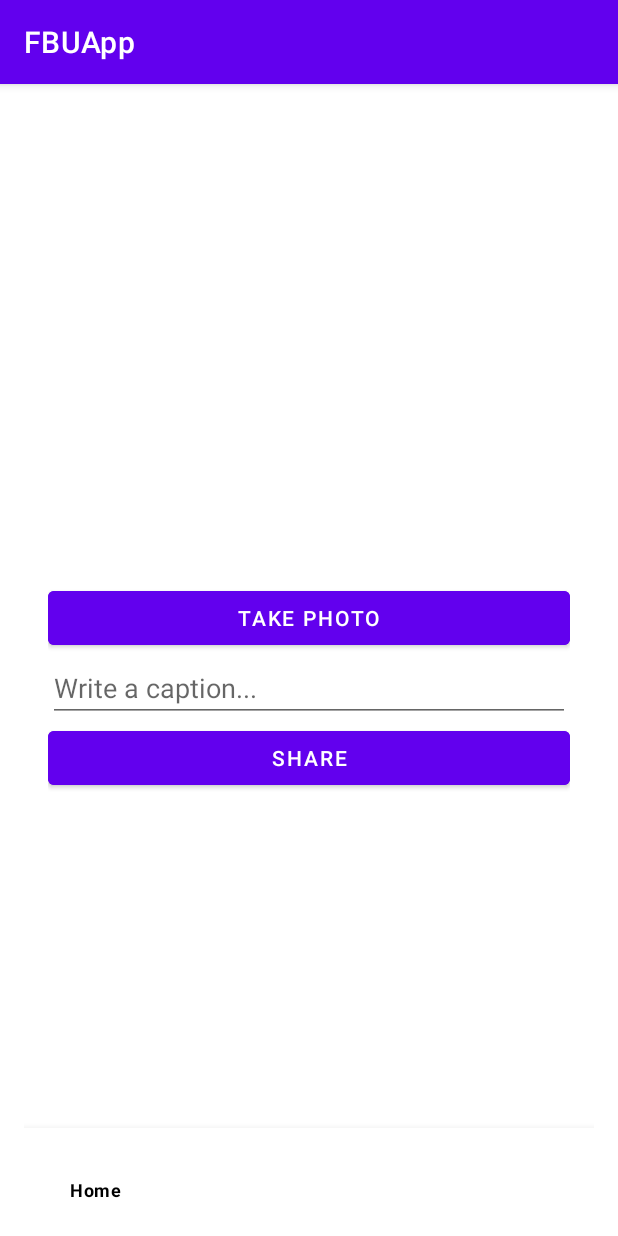
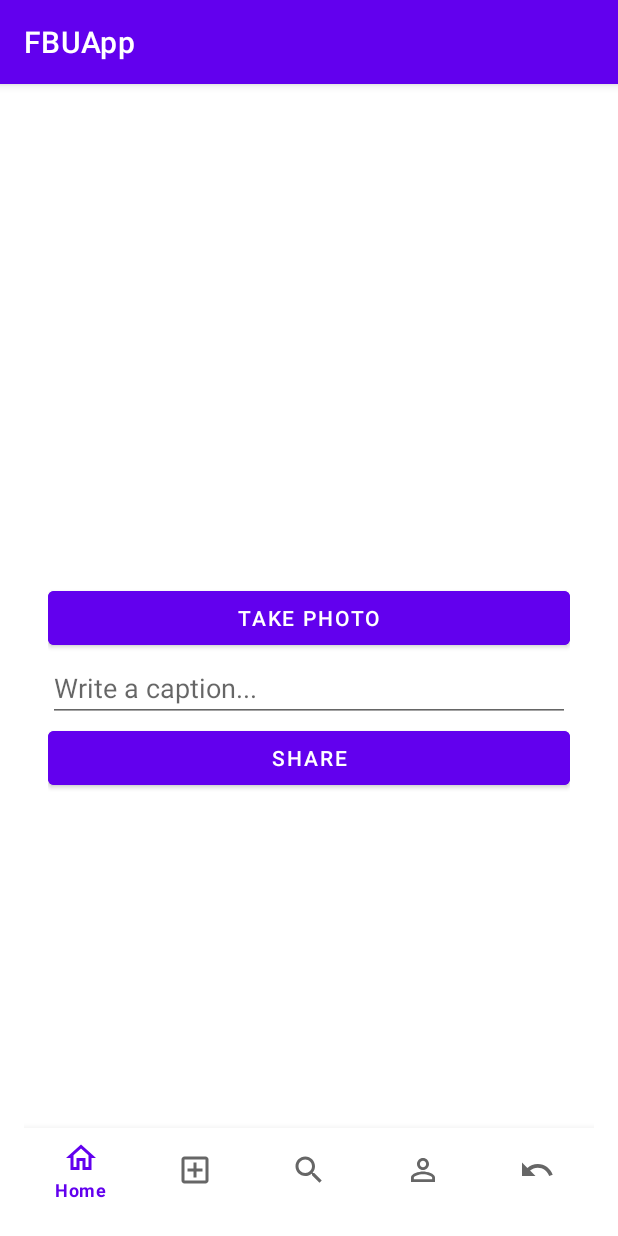
Before and after one commit to evaprakash/FBUApp, an Android app: the fragment ComposeFragment placed in its activity, on a phone screen of 412 x 824 dp. Run offline under Robolectric (Android 15) with nearby library versions, the phone set to English and light mode, and no system bars; libraries missing offline, so code that uses them is left out: com.parse, org.parceler; pictures from the network do not load; 6 statements that could not run were skipped.

Commit message:
Changed UI of bottom navigation bar, added search fragment, changed signup button, began likes code

```diff
--- a/app/src/main/java/com/example/fbuapp/MainActivity.java
+++ b/app/src/main/java/com/example/fbuapp/MainActivity.java
@@ -12,6 +12,7 @@ import android.view.MenuItem;
 import com.example.fbuapp.fragments.ComposeFragment;
 import com.example.fbuapp.fragments.PostsFragment;
 import com.example.fbuapp.fragments.ProfileFragment;
+import com.example.fbuapp.fragments.SearchFragment;
 import com.google.android.material.bottomnavigation.BottomNavigationView;
 import com.parse.ParseUser;
 
@@ -42,6 +43,9 @@ public class MainActivity extends AppCompatActivity {
                     case R.id.action_compose:
                         fragment = new ComposeFragment();
                         break;
+                    case R.id.action_search:
+                        fragment = new SearchFragment();
+                        break;
                     case R.id.action_profile:
                         fragment = new ProfileFragment();
                         break;
--- /dev/null
+++ b/app/src/main/res/drawable/ic_baseline_favorite_24.xml
@@ -0,0 +1,10 @@
+<vector xmlns:android="http://schemas.android.com/apk/res/android"
+    android:width="24dp"
+    android:height="24dp"
+    android:viewportWidth="24"
+    android:viewportHeight="24"
+    android:tint="?attr/colorControlNormal">
+  <path
+      android:fillColor="@android:color/white"
+      android:pathData="M12,21.35l-1.45,-1.32C5.4,15.36 2,12.28 2,8.5 2,5.42 4.42,3 7.5,3c1.74,0 3.41,0.81 4.5,2.09C13.09,3.81 14.76,3 16.5,3 19.58,3 22,5.42 22,8.5c0,3.78 -3.4,6.86 -8.55,11.54L12,21.35z"/>
+</vector>
--- /dev/null
+++ b/app/src/main/res/drawable/ic_baseline_person_outline_24.xml
@@ -0,0 +1,10 @@
+<vector xmlns:android="http://schemas.android.com/apk/res/android"
+    android:width="24dp"
+    android:height="24dp"
+    android:viewportWidth="24"
+    android:viewportHeight="24"
+    android:tint="?attr/colorControlNormal">
+  <path
+      android:fillColor="@android:color/white"
+      android:pathData="M12,5.9c1.16,0 2.1,0.94 2.1,2.1s-0.94,2.1 -2.1,2.1S9.9,9.16 9.9,8s0.94,-2.1 2.1,-2.1m0,9c2.97,0 6.1,1.46 6.1,2.1v1.1L5.9,18.1L5.9,17c0,-0.64 3.13,-2.1 6.1,-2.1M12,4C9.79,4 8,5.79 8,8s1.79,4 4,4 4,-1.79 4,-4 -1.79,-4 -4,-4zM12,13c-2.67,0 -8,1.34 -8,4v3h16v-3c0,-2.66 -5.33,-4 -8,-4z"/>
+</vector>
--- /dev/null
+++ b/app/src/main/res/drawable/ic_baseline_search_24.xml
@@ -0,0 +1,10 @@
+<vector xmlns:android="http://schemas.android.com/apk/res/android"
+    android:width="24dp"
+    android:height="24dp"
+    android:viewportWidth="24"
+    android:viewportHeight="24"
+    android:tint="?attr/colorControlNormal">
+  <path
+      android:fillColor="@android:color/white"
+      android:pathData="M15.5,14h-0.79l-0.28,-0.27C15.41,12.59 16,11.11 16,9.5 16,5.91 13.09,3 9.5,3S3,5.91 3,9.5 5.91,16 9.5,16c1.61,0 3.09,-0.59 4.23,-1.57l0.27,0.28v0.79l5,4.99L20.49,19l-4.99,-5zM9.5,14C7.01,14 5,11.99 5,9.5S7.01,5 9.5,5 14,7.01 14,9.5 11.99,14 9.5,14z"/>
+</vector>
--- /dev/null
+++ b/app/src/main/res/drawable/ic_outline_add_box_24.xml
@@ -0,0 +1,10 @@
+<vector xmlns:android="http://schemas.android.com/apk/res/android"
+    android:width="24dp"
+    android:height="24dp"
+    android:viewportWidth="24"
+    android:viewportHeight="24"
+    android:tint="?attr/colorControlNormal">
+  <path
+      android:fillColor="@android:color/white"
+      android:pathData="M19,3L5,3c-1.11,0 -2,0.9 -2,2v14c0,1.1 0.89,2 2,2h14c1.1,0 2,-0.9 2,-2L21,5c0,-1.1 -0.9,-2 -2,-2zM19,19L5,19L5,5h14v14zM11,17h2v-4h4v-2h-4L13,7h-2v4L7,11v2h4z"/>
+</vector>
--- /dev/null
+++ b/app/src/main/res/drawable/ic_outline_home_24.xml
@@ -0,0 +1,10 @@
+<vector xmlns:android="http://schemas.android.com/apk/res/android"
+    android:width="24dp"
+    android:height="24dp"
+    android:viewportWidth="24"
+    android:viewportHeight="24"
+    android:tint="?attr/colorControlNormal">
+  <path
+      android:fillColor="@android:color/white"
+      android:pathData="M12,5.69l5,4.5V18h-2v-6H9v6H7v-7.81l5,-4.5M12,3L2,12h3v8h6v-6h2v6h6v-8h3L12,3z"/>
+</vector>
--- /dev/null
+++ b/app/src/main/res/drawable/ic_outline_undo_24.xml
@@ -0,0 +1,10 @@
+<vector xmlns:android="http://schemas.android.com/apk/res/android"
+    android:width="24dp"
+    android:height="24dp"
+    android:viewportWidth="24"
+    android:viewportHeight="24"
+    android:tint="?attr/colorControlNormal">
+  <path
+      android:fillColor="@android:color/white"
+      android:pathData="M12.5,8c-2.65,0 -5.05,0.99 -6.9,2.6L2,7v9h9l-3.62,-3.62c1.39,-1.16 3.16,-1.88 5.12,-1.88 3.54,0 6.55,2.31 7.6,5.5l2.37,-0.78C21.08,11.03 17.15,8 12.5,8z"/>
+</vector>
--- a/app/src/main/res/layout/activity_main.xml
+++ b/app/src/main/res/layout/activity_main.xml
@@ -22,7 +22,7 @@
         android:layout_width="match_parent"
         android:layout_height="wrap_content"
         android:layout_alignParentBottom="true"
-        app:itemTextColor="@color/black"
+        app:itemTextColor="@color/purple_500"
         app:menu="@menu/menu_bottom_navigation" />
 
 </RelativeLayout>
--- a/app/src/main/res/menu/menu_bottom_navigation.xml
+++ b/app/src/main/res/menu/menu_bottom_navigation.xml
@@ -4,18 +4,30 @@
 
     <item
         android:id="@+id/action_home"
+        android:icon="@drawable/ic_outline_home_24"
         android:title="Home"
         app:showAsAction="always" />
     <item
         android:id="@+id/action_compose"
-        android:title="Compose"
+        android:icon="@drawable/ic_outline_add_box_24"
+        android:title="Make Post"
         app:showAsAction="always" />
+
+    <item
+        android:id="@+id/action_search"
+        android:icon="@drawable/ic_baseline_search_24"
+        android:title="Search"
+        app:showAsAction="always" />
+
     <item
         android:id="@+id/action_profile"
+        android:icon="@drawable/ic_baseline_person_outline_24"
         android:title="Profile"
         app:showAsAction="always" />
+
     <item
         android:id="@+id/action_logout"
+        android:icon="@drawable/ic_outline_undo_24"
         android:title="Logout"
         app:showAsAction="always" />
 </menu>
```
Also changed, not shown: app/src/main/java/com/example/fbuapp/Post.java (+22 -0 lines), app/src/main/java/com/example/fbuapp/PostsAdapter.java (+18 -1 lines), app/src/main/java/com/example/fbuapp/fragments/SearchFragment.java (added, +21 -0 lines), app/src/main/res/drawable/ic_outline_favorite_border_24.xml (added, +10 -0 lines), app/src/main/res/layout/activity_login.xml (+24 -8 lines), app/src/main/res/layout/fragment_search.xml (added, +14 -0 lines), app/src/main/res/layout/item_post.xml (+7 -0 lines).
